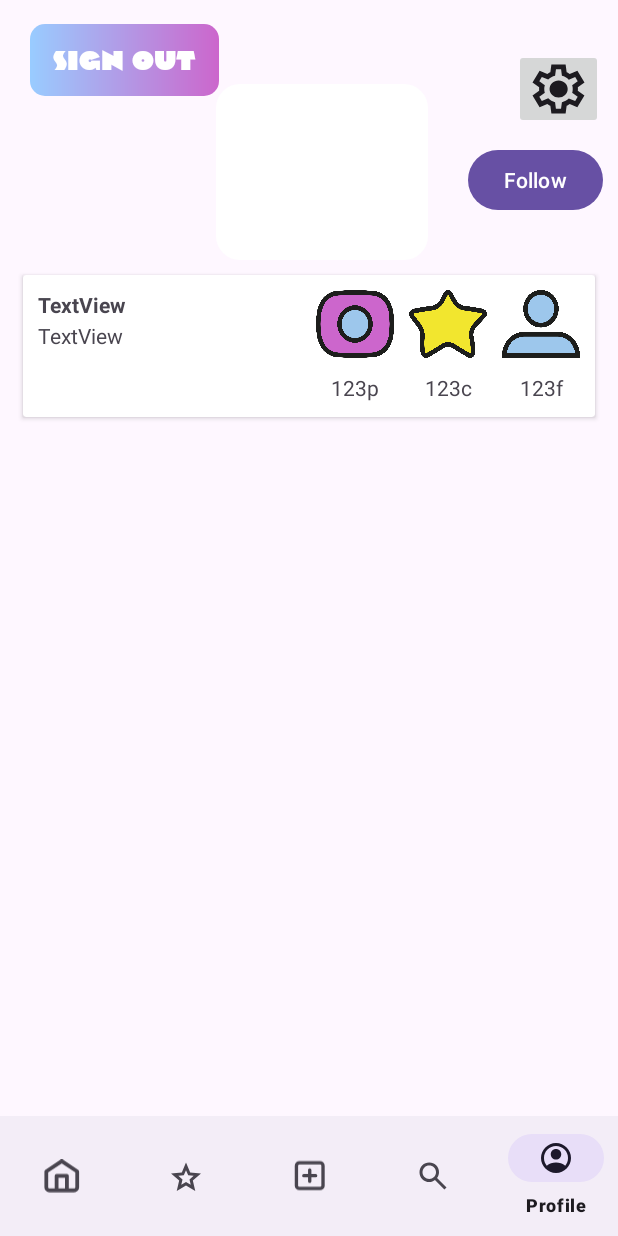
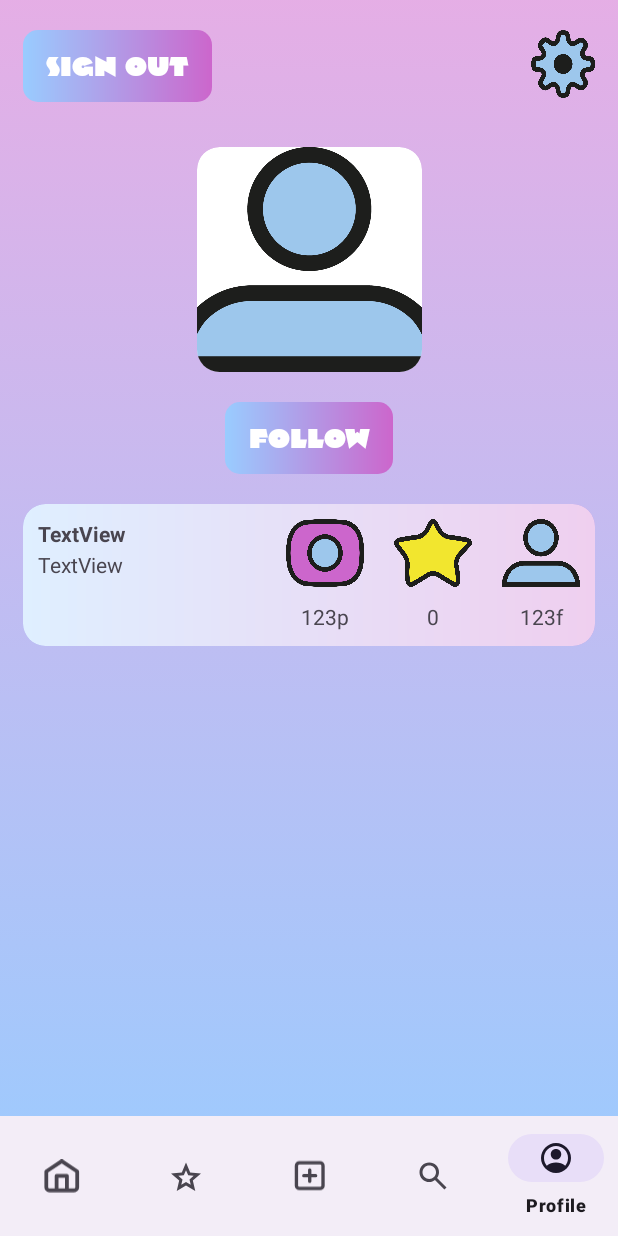
Before and after one commit to Robinjakobsson/PhotoQuestV3, an Android app: the screen it shows after launch once a user with an empty profile is signed in (FeedActivity), item 5 of the bottom bar chosen, on a phone screen of 412 x 824 dp. Run offline under Robolectric (Android 15) with nearby library versions, the phone set to English and light mode, and no system bars; our stand-ins replace Firebase (no records; nobody signed in at launch, a user with empty details on screens opened directly).

Commit message:
Settings icon, background gradient in home

```diff
--- /dev/null
+++ b/app/src/main/res/drawable/button_gradient_rounded.xml
@@ -0,0 +1,13 @@
+<?xml version="1.0" encoding="utf-8"?>
+<shape xmlns:android="http://schemas.android.com/apk/res/android">
+    <gradient
+        android:angle="0"
+        android:startColor="#99ccff"
+        android:endColor="#cc66cc"
+        />
+    <corners android:topLeftRadius="10dp"
+        android:topRightRadius="10dp"
+        android:bottomLeftRadius="10dp"
+        android:bottomRightRadius="10dp"
+        />
+</shape>
--- /dev/null
+++ b/app/src/main/res/drawable/card_gradient.xml
@@ -0,0 +1,13 @@
+<?xml version="1.0" encoding="utf-8"?>
+<shape xmlns:android="http://schemas.android.com/apk/res/android">
+    <gradient
+        android:angle="0"
+        android:startColor="#5099ccff"
+        android:endColor="#50cc66cc"
+        />
+    <corners android:topLeftRadius="10dp"
+        android:topRightRadius="10dp"
+        android:bottomLeftRadius="10dp"
+        android:bottomRightRadius="10dp"
+        />
+</shape>
--- a/app/src/main/res/layout/activity_feed.xml
+++ b/app/src/main/res/layout/activity_feed.xml
@@ -5,7 +5,9 @@
     android:id="@+id/main"
     android:layout_width="match_parent"
     android:layout_height="match_parent"
-    tools:context=".Views.FeedActivity">
+    tools:context=".Views.FeedActivity"
+    android:background="@drawable/background_gradient"
+    >
 
     <androidx.recyclerview.widget.RecyclerView
         android:id="@+id/rec_container"
@@ -26,6 +28,8 @@
             app:layout_constraintStart_toStartOf="parent"
             app:layout_constraintTop_toTopOf="parent"
            app:layout_constraintBottom_toTopOf="@id/bottomNavigationView"
+            android:elevation="0dp"
+
             >
         </FrameLayout>
 
--- a/app/src/main/res/layout/fragment_home.xml
+++ b/app/src/main/res/layout/fragment_home.xml
@@ -5,7 +5,6 @@
     android:layout_height="match_parent"
     xmlns:app="http://schemas.android.com/apk/res-auto"
     android:orientation="vertical"
-    android:background="@color/white"
     tools:context=".Fragments.HomeFragment">
 
     <androidx.cardview.widget.CardView
--- a/app/src/main/res/layout/fragment_profile.xml
+++ b/app/src/main/res/layout/fragment_profile.xml
@@ -11,18 +11,72 @@
         android:layout_width="match_parent"
         android:layout_height="match_parent">
 
+        <LinearLayout
+            android:id="@+id/settings_layout"
+            android:layout_width="match_parent"
+            android:layout_height="wrap_content"
+            android:layout_marginStart="15dp"
+            android:layout_marginEnd="15dp"
+            android:layout_marginTop="20dp"
+            android:orientation="horizontal"
+            app:layout_constraintTop_toTopOf="parent"
+            >
+
+            <androidx.appcompat.widget.AppCompatButton
+                android:id="@+id/button_logout"
+                android:layout_width="wrap_content"
+                android:layout_height="wrap_content"
+                android:background="@drawable/button_gradient_main"
+                android:fontFamily="@font/impetus_heavy"
+                android:paddingStart="15dp"
+                android:paddingEnd="15dp"
+                android:layout_gravity="start"
+                android:layout_weight="0"
+                android:stateListAnimator="@null"
+                android:text="@string/sign_out"
+                android:textColor="@color/white"
+                android:textSize="18sp"
+                />
+
+            <Space
+                android:layout_width="wrap_content"
+                android:layout_height="wrap_content"
+                android:layout_weight="1">
+
+            </Space>
+
+            <ImageView
+                android:id="@+id/profile_Setting_Button"
+                android:layout_weight="0"
+                android:layout_width="52dp"
+                android:layout_height="45dp"
+                android:scaleType="fitXY"
+                android:layout_gravity=""
+                android:src="@drawable/photoquest_settings"
+                />
+
+        </LinearLayout>
+
 
         <androidx.cardview.widget.CardView
             android:id="@+id/cardView2"
             android:layout_width="match_parent"
             android:layout_height="wrap_content"
             android:layout_marginStart="15dp"
-            android:layout_marginTop="10dp"
+            android:layout_marginTop="20dp"
             android:layout_marginEnd="15dp"
+            app:cardElevation="0dp"
+            app:cardCornerRadius="15dp"
             app:layout_constraintEnd_toEndOf="parent"
             app:layout_constraintHorizontal_bias="0.454"
             app:layout_constraintStart_toStartOf="parent"
-            app:layout_constraintTop_toBottomOf="@+id/profile_Image_ImageView">
+            app:layout_constraintTop_toBottomOf="@+id/follow_button">
+
+            <ImageView
+                android:src="@drawable/card_gradient"
+                android:layout_width="match_parent"
+                android:layout_height="match_parent"
+                android:scaleType="fitXY"/>
 
                 <LinearLayout
                     android:id="@+id/profile_layout"
@@ -92,7 +146,7 @@
                             android:layout_gravity="start"
                             android:layout_width="52dp"
                             android:layout_height="45dp"
-                            android:layout_marginEnd="10dp"
+                            android:layout_marginEnd="20dp"
                             android:src="@drawable/photoquest_posts"
                             android:scaleType="fitXY"
                             />
@@ -102,7 +156,7 @@
                             android:layout_gravity="center_horizontal"
                             android:layout_width="52dp"
                             android:layout_height="45dp"
-                            android:layout_marginEnd="10dp"
+                            android:layout_marginEnd="20dp"
                             android:scaleType="fitXY"
                             android:src="@drawable/photoquest_star"
                             />
@@ -135,7 +189,7 @@
                             android:gravity="center_horizontal"
                             android:layout_width="52dp"
                             android:layout_height="wrap_content"
-                            android:layout_marginEnd="10dp"
+                            android:layout_marginEnd="20dp"
                             android:text="123p"
                             />
 
@@ -145,8 +199,8 @@
                             android:gravity="center_horizontal"
                             android:layout_width="52dp"
                             android:layout_height="wrap_content"
-                            android:layout_marginEnd="10dp"
-                            android:text="123c"
+                            android:layout_marginEnd="20dp"
+                            android:text="0"
                             />
 
                         <TextView
@@ -177,59 +231,48 @@
             app:layout_constraintStart_toStartOf="parent"
             app:layout_constraintTop_toBottomOf="@+id/cardView2" />
 
+
+
+        <androidx.cardview.widget.CardView
+            android:id="@+id/profile_cardview"
+            android:layout_width="150dp"
+            android:layout_height="150dp"
+            app:layout_constraintEnd_toEndOf="parent"
+            app:layout_constraintStart_toStartOf="parent"
+            app:cardCornerRadius="15dp"
+            android:layout_marginTop="30dp"
+            app:cardElevation="0dp"
+            app:layout_constraintTop_toBottomOf="@id/settings_layout"
+            >
+
+            <ImageView
+                android:id="@+id/profile_Image_ImageView"
+                android:layout_width="match_parent"
+                android:layout_height="match_parent"
+                android:scaleType="centerCrop"
+                android:src="@drawable/photoquest_profile"
+                 />
+
+        </androidx.cardview.widget.CardView>
+
+
+
+
         <androidx.appcompat.widget.AppCompatButton
-            android:id="@+id/button_logout"
+            android:id="@+id/follow_button"
+            android:background="@drawable/button_gradient_main"
             android:layout_width="wrap_content"
             android:layout_height="wrap_content"
-            android:layout_marginStart="20dp"
-            android:background="@drawable/button_gradient_main"
             android:fontFamily="@font/impetus_heavy"
+            android:layout_marginTop="20dp"
             android:paddingStart="15dp"
             android:paddingEnd="15dp"
             android:stateListAnimator="@null"
-            android:text="@string/sign_out"
             android:textColor="@color/white"
             android:textSize="18sp"
-            app:layout_constraintBottom_toBottomOf="parent"
+            app:layout_constraintTop_toBottomOf="@+id/profile_cardview"
+            app:layout_constraintStart_toStartOf="parent"
             app:layout_constraintEnd_toEndOf="parent"
-            app:layout_constraintHorizontal_bias="0.0"
-            app:layout_constraintStart_toStartOf="parent"
-            app:layout_constraintTop_toTopOf="parent"
-            app:layout_constraintVertical_bias="0.023" />
-
-        <ImageView
-            android:id="@+id/profile_Image_ImageView"
-            android:layout_width="141dp"
-            android:layout_height="117dp"
-            android:layout_marginTop="56dp"
-            android:src="@drawable/image_rounded_corners"
-            app:layout_constraintEnd_toEndOf="parent"
-            app:layout_constraintHorizontal_bias="0.533"
-            app:layout_constraintStart_toStartOf="parent"
-            app:layout_constraintTop_toTopOf="parent" />
-
-        <ImageButton
-            android:id="@+id/profile_Setting_Button"
-            android:layout_width="wrap_content"
-            android:layout_height="wrap_content"
-            android:layout_marginStart="88dp"
-            android:layout_marginEnd="10dp"
-            android:layout_marginBottom="97dp"
-            android:src="@drawable/setting_icon"
-            app:layout_constraintBottom_toTopOf="@+id/cardView2"
-            app:layout_constraintEnd_toEndOf="parent"
-            app:layout_constraintHorizontal_bias="1.0"
-            app:layout_constraintStart_toEndOf="@+id/profile_Image_ImageView"
-            app:layout_constraintTop_toTopOf="parent"
-            app:layout_constraintVertical_bias="1.0" />
-
-        <Button
-            android:id="@+id/follow_button"
-            android:layout_width="wrap_content"
-            android:layout_height="wrap_content"
-            app:layout_constraintTop_toBottomOf="@+id/profile_Setting_Button"
-            app:layout_constraintRight_toRightOf="parent"
-            android:layout_margin="10dp"
             android:text="@string/follow"/>
 
 
```
Also changed, not shown: app/src/main/res/drawable/photoquest_settings.png (added).
